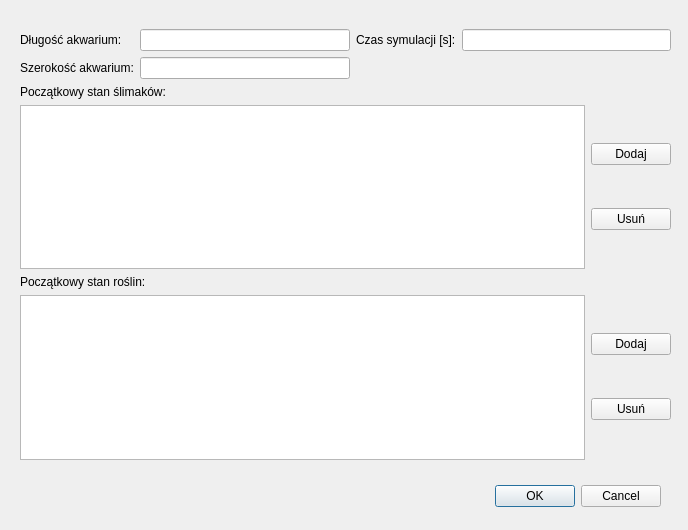
Old version of the form gui/editwindow.ui in the repository jpyszko/slimax.
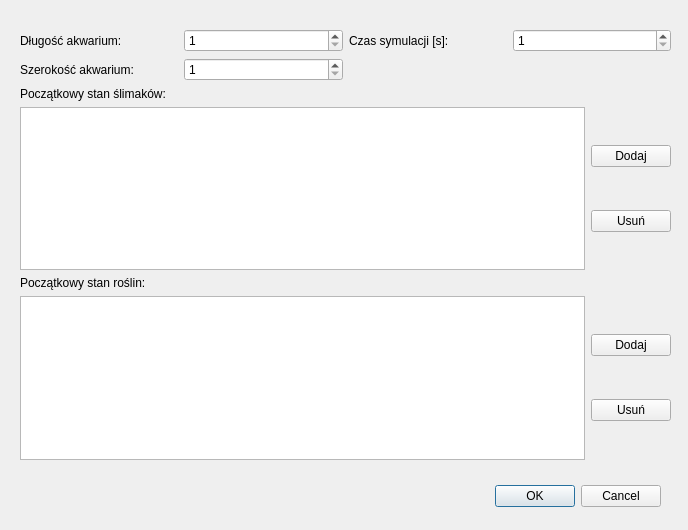
New version of the form.

```diff
--- a/gui/editwindow.ui
+++ b/gui/editwindow.ui
@@ -41,6 +41,42 @@
    <layout class="QVBoxLayout" name="mainLayout">
     <item>
      <layout class="QGridLayout" name="singleValuesLayout">
+      <item row="1" column="1">
+       <widget class="QSpinBox" name="aquariumWeightValue">
+        <property name="minimum">
+         <number>1</number>
+        </property>
+        <property name="maximum">
+         <number>1000000000</number>
+        </property>
+        <property name="displayIntegerBase">
+         <number>10</number>
+        </property>
+       </widget>
+      </item>
+      <item row="0" column="0">
+       <widget class="QLabel" name="aquariumLengthLabel">
+        <property name="text">
+         <string>Długość akwarium:</string>
+        </property>
+       </widget>
+      </item>
+      <item row="0" column="1">
+       <widget class="QSpinBox" name="aquariumLengthValue">
+        <property name="minimum">
+         <number>1</number>
+        </property>
+        <property name="maximum">
+         <number>1000000000</number>
+        </property>
+        <property name="stepType">
+         <enum>QAbstractSpinBox::DefaultStepType</enum>
+        </property>
+        <property name="displayIntegerBase">
+         <number>10</number>
+        </property>
+       </widget>
+      </item>
       <item row="1" column="0">
        <widget class="QLabel" name="aquariumWeightLabel">
         <property name="text">
@@ -55,21 +91,18 @@
         </property>
        </widget>
       </item>
-      <item row="0" column="1">
-       <widget class="QLineEdit" name="aquariumLengthValue"/>
-      </item>
-      <item row="1" column="1">
-       <widget class="QLineEdit" name="aquariumWeightValue"/>
-      </item>
-      <item row="0" column="0">
-       <widget class="QLabel" name="aquariumLengthLabel">
-        <property name="text">
-         <string>Długość akwarium:</string>
-        </property>
-       </widget>
-      </item>
       <item row="0" column="3">
-       <widget class="QLineEdit" name="durationValue"/>
+       <widget class="QSpinBox" name="durationValue">
+        <property name="minimum">
+         <number>1</number>
+        </property>
+        <property name="maximum">
+         <number>1000000000</number>
+        </property>
+        <property name="displayIntegerBase">
+         <number>10</number>
+        </property>
+       </widget>
       </item>
      </layout>
     </item>
```
Left out of the diff: 16 changed lines with no effect on the pictures.
